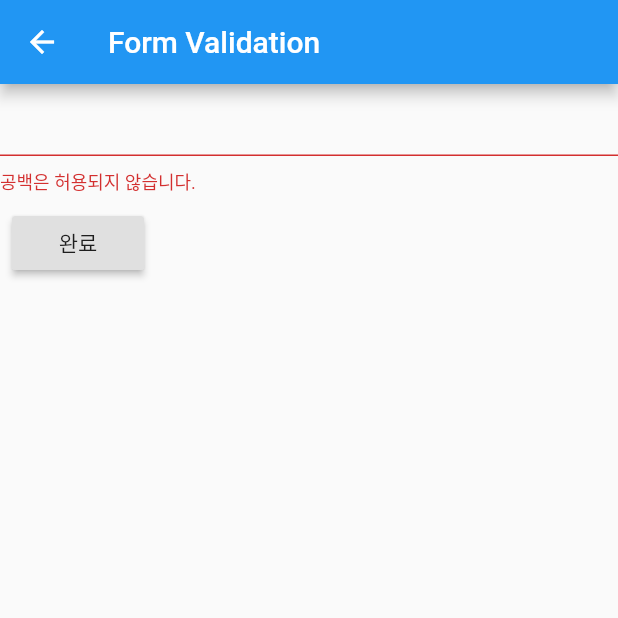
After one commit to c004245/Flutter-bloc, a Flutter app: the MyFormValidation screen opened directly, after a tap on "완료", on a phone screen of 412 x 824 dp, the top half of it. The commit adds this screen. Run offline on Flutter 3.47's test engine with Material 2 defaults, Android fonts, the phone set to English and light mode, and no system bars.

Commit message:
Test Validation

```diff
--- /dev/null
+++ b/lib/MyFormValidation.dart
@@ -0,0 +1,44 @@
+import 'package:flutter/material.dart';
+
+class MyFormValidation extends StatefulWidget {
+  @override
+  _MyFormValidationState createState() => _MyFormValidationState();
+}
+
+class _MyFormValidationState extends State<MyFormValidation> {
+  final _formKey = GlobalKey<FormState>();
+
+  @override
+  Widget build(BuildContext context) {
+    return Scaffold(
+      appBar: AppBar(
+        title: Text('Form Validation'),
+      ),
+      body: Form(
+          key: _formKey,
+          child: Column(
+        crossAxisAlignment: CrossAxisAlignment.start,
+        children: <Widget>[
+          TextFormField(
+            validator: (value) {
+              if (value.isEmpty) {
+                return '공백은 허용되지 않습니다.';
+              }
+            },
+          ),
+          Padding(
+            padding: const EdgeInsets.all(8.0),
+            child: RaisedButton(onPressed: () {
+              if (_formKey.currentState.validate()) {
+                //valid
+                Scaffold.of(_formKey.currentContext)
+                    .showSnackBar(SnackBar(content: Text('처리 중')));
+              }
+            },
+            child: Text('완료'),),
+          )
+        ],
+      )));
+
+  }
+}
--- a/lib/main.dart
+++ b/lib/main.dart
@@ -2,6 +2,7 @@ import 'package:flutter/material.dart';
 import 'package:flutter_bloc/MyAnimatedContainer.dart';
 import 'package:flutter_bloc/MyAnimatedOpacity.dart';
 import 'package:flutter_bloc/MyDrawer.dart';
+import 'package:flutter_bloc/MyFormValidation.dart';
 import 'package:flutter_bloc/MyOrientation.dart';
 import 'package:flutter_bloc/MySnackBar.dart';
 
@@ -21,7 +22,7 @@ class MyApp extends StatelessWidget {
           // changing the primarySwatch below to Colors.green and then invoke
           // "hot reload" (press "r" in the console where you ran "flutter run",
           // or simply save your changes to "hot reload" in a Flutter IDE).
-          // Notice that the counter didn't reset back to zero; the application
+          // Notice that the counter didn't reset back to  zero; the application
           // is not restarted.
           primarySwatch: Colors.blue,
         ),
@@ -77,6 +78,13 @@ class _MyHomePageState extends State<MyHomePage> {
             Navigator.push(context,
                 MaterialPageRoute(builder: (context) => MyOrientation()));
           },
+        ),
+        ListTile(
+          title: Text('Validation'),
+          onTap: () {
+            Navigator.push(context,
+            MaterialPageRoute(builder: (context) => MyFormValidation()));
+          },
         )
       ],
     );
```
Also changed, not shown: 1 other file.
